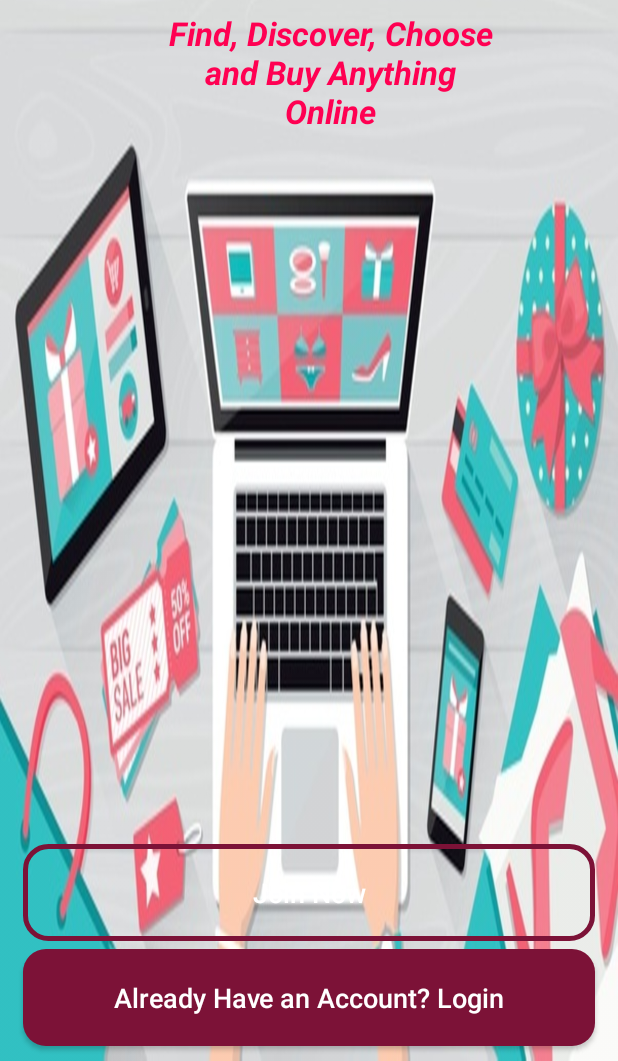
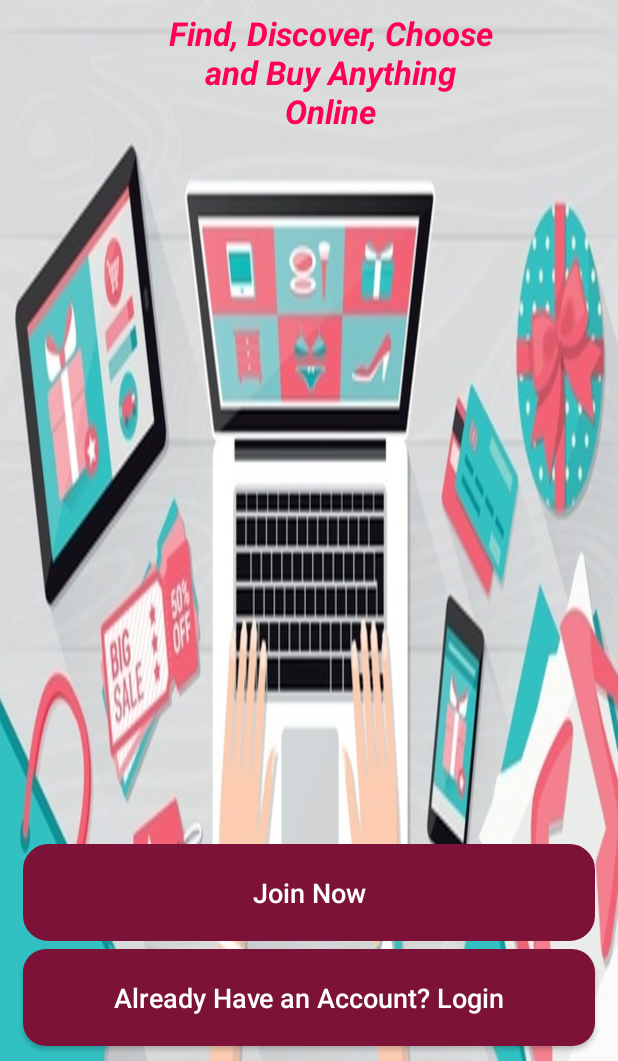
Before and after one commit to sirtomi12/eCommerceApp, an Android app: the screen it shows after launch (MainActivity), on a phone screen of 412 x 824 dp, the part 175-1236 px from its top. Run offline under Robolectric (Android 15) with nearby library versions, the phone set to English and light mode, and no system bars.

Commit message:
Registration Update

```diff
--- a/app/src/main/res/layout/activity_login.xml
+++ b/app/src/main/res/layout/activity_login.xml
@@ -39,16 +39,16 @@
         android:layout_height="wrap_content"
         android:layout_below="@+id/login_phone_number_input"
         android:layout_marginLeft="15dp"
+        android:layout_marginTop="6dp"
         android:layout_marginRight="15dp"
-        android:layout_marginTop="6dp"
         android:background="@drawable/inputs_design"
         android:hint="Password"
-        android:inputType="number"
+        android:inputType="textPassword|numberPassword"
         android:padding="20dp"
         android:textColor="@color/colorPrimaryDark"
         android:textColorHint="@color/colorPrimaryDark"
         android:textSize="17sp"
-        android:textStyle="bold"/>
+        android:textStyle="bold" />
 
     <LinearLayout
         android:id="@+id/linear_layout_1"
--- a/app/src/main/res/layout/activity_main.xml
+++ b/app/src/main/res/layout/activity_main.xml
@@ -1,6 +1,5 @@
 <?xml version="1.0" encoding="utf-8"?>
 <RelativeLayout xmlns:android="http://schemas.android.com/apk/res/android"
-    xmlns:app="http://schemas.android.com/apk/res-auto"
     xmlns:tools="http://schemas.android.com/tools"
     android:layout_width="match_parent"
     android:layout_height="match_parent"
@@ -28,7 +27,7 @@
         android:layout_marginStart="109dp"
         android:layout_marginTop="124dp"
         android:layout_marginEnd="81dp"
-        android:text="Find, Discover, Choose and Buy Anything Online"
+        android:text="@string/find_discover_choose_and_buy_anything_online"
         android:textAlignment="center"
         android:textColor="@color/colorPrimary"
         android:textSize="22sp"
@@ -50,19 +49,20 @@
         android:text="Already Have an Account? Login"
         android:textColor="@android:color/white"
         />
+
     <Button
         android:id="@+id/main_join_now_btn"
         android:layout_width="match_parent"
         android:layout_height="wrap_content"
         android:layout_above="@+id/main_login_btn"
-        android:layout_marginBottom="5dp"
         android:layout_marginLeft="15dp"
         android:layout_marginRight="15dp"
+        android:layout_marginBottom="5dp"
         android:background="@drawable/inputs_design"
+        android:backgroundTint="@color/colorPrimaryDark"
         android:padding="20dp"
+        android:text="Join Now"
         android:textAllCaps="false"
-        android:textSize="18sp"
-        android:text="Join Now"
         android:textColor="@android:color/white"
-        />
+        android:textSize="18sp" />
 </RelativeLayout>
--- a/app/src/main/res/layout/activity_register.xml
+++ b/app/src/main/res/layout/activity_register.xml
@@ -55,16 +55,16 @@
         android:layout_height="wrap_content"
         android:layout_below="@+id/register_phone_number_input"
         android:layout_marginLeft="15dp"
+        android:layout_marginTop="6dp"
         android:layout_marginRight="15dp"
-        android:layout_marginTop="6dp"
         android:background="@drawable/inputs_design"
         android:hint="Password"
-        android:inputType="number"
+        android:inputType="textPassword"
         android:padding="20dp"
         android:textColor="@color/colorPrimaryDark"
         android:textColorHint="@color/colorPrimaryDark"
         android:textSize="17sp"
-        android:textStyle="bold"/>
+        android:textStyle="bold" />
 
 
     <Button
--- a/app/src/main/res/values/strings.xml
+++ b/app/src/main/res/values/strings.xml
@@ -1,3 +1,4 @@
 <resources>
     <string name="app_name">eCommerce</string>
+    <string name="find_discover_choose_and_buy_anything_online">Find, Discover, Choose and Buy Anything Online</string>
 </resources>
```
